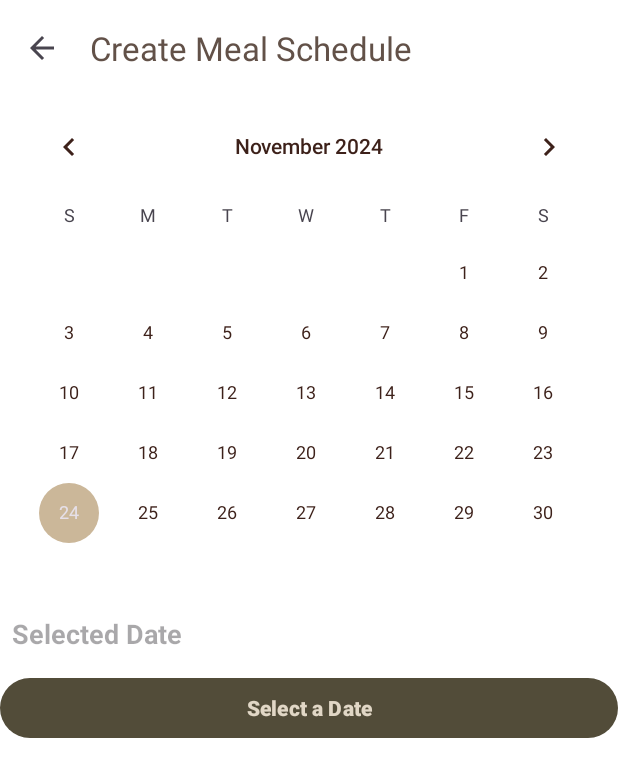
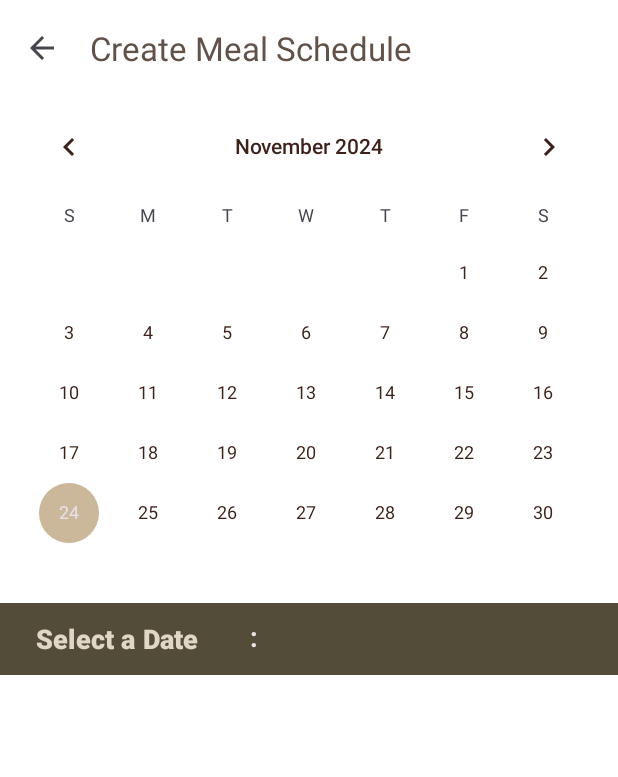
Before and after one commit to saoirse-raelli/CC106_3A_grp2, an Android app: the CalendarActivity screen opened directly, with no data from a screen before it, on a phone screen of 412 x 824 dp. Shown: the top 777 px of the screen. Run offline under Robolectric (Android 15) with nearby library versions, the phone set to English and light mode, and no system bars.

Commit message:
new calendar layout

```diff
--- a/PrepMate/app/src/main/res/layout/activity_calendar.xml
+++ b/PrepMate/app/src/main/res/layout/activity_calendar.xml
@@ -19,26 +19,39 @@
         android:layout_height="wrap_content"
         android:layout_gravity="center"/>
 
-    <TextView
-        android:id="@+id/selectedDateText"
+    <LinearLayout
         android:layout_width="match_parent"
         android:layout_height="wrap_content"
-        android:layout_below="@id/calendarView"
-        android:padding="8dp"
-        android:textSize="18sp"
-        android:textColor="@color/primaryDarkColor"
-        android:hint="Selected Date"
-        android:textStyle="bold" />
+        android:background="@color/suave"
+        android:orientation="horizontal">
 
         <Button
             android:id="@+id/addRecipesButton"
-        android:layout_width="match_parent"
+            android:layout_width="wrap_content"
             android:layout_height="wrap_content"
             android:layout_gravity="center"
-        android:layout_marginTop="5dp"
+            android:textSize="18sp"
             android:enabled="true"
             android:text="Select a Date"
             android:textStyle="bold"/>
+
+        <TextView
+            android:id="@+id/selectedDateText"
+            android:layout_width="wrap_content"
+            android:layout_height="match_parent"
+            android:textAlignment="center"
+            android:padding="10dp"
+            android:textSize="18sp"
+            android:textColor="@color/dirtywhite"
+            android:textColorHint="@color/dirtywhite"
+            android:hint=":"
+            android:textStyle="bold" />
+
+
+
+    </LinearLayout>
+
+
 
     <androidx.recyclerview.widget.RecyclerView
         android:id="@+id/recipesRecyclerView"
```
Lines whose indentation alone changed are shown as unchanged.
